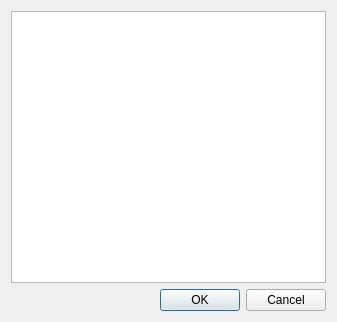
Before: the Qt Designer form config-tool/newobjectdialog.ui in carstenbru/fpga-log, drawn with Qt 5.
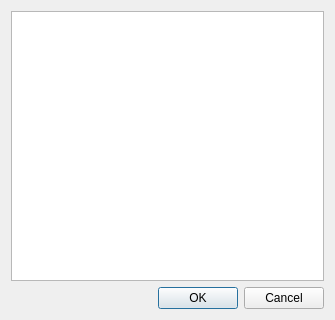
After: the same form once the commit is applied. Icons and pictures are not drawn.

Diff of the .ui file:
```diff
--- a/config-tool/newobjectdialog.ui
+++ b/config-tool/newobjectdialog.ui
@@ -6,8 +6,8 @@
    <rect>
     <x>0</x>
     <y>0</y>
-    <width>337</width>
-    <height>322</height>
+    <width>335</width>
+    <height>320</height>
    </rect>
   </property>
   <property name="windowTitle">
```
